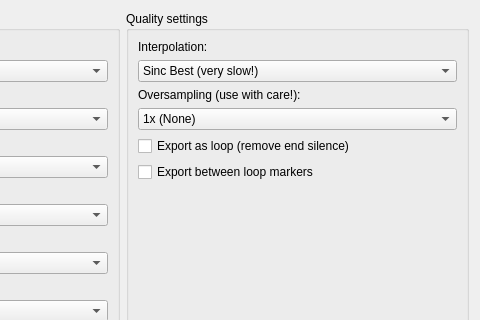
Qt form src/gui/dialogs/export_project.ui (LMMS/lmms) before a commit; both pictures show x 235 to 715 and y 0 to 320 of the 715 by 491 pixel window.
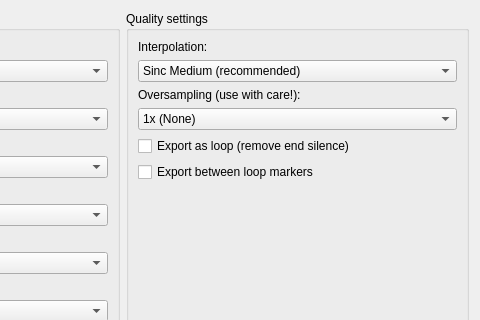
The same form after that commit.

The edit to the form file:
```diff
--- a/src/gui/dialogs/export_project.ui
+++ b/src/gui/dialogs/export_project.ui
@@ -337,7 +337,7 @@
         <item>
          <widget class="QComboBox" name="interpolationCB">
           <property name="currentIndex">
-           <number>3</number>
+           <number>2</number>
           </property>
           <item>
            <property name="text">
```
